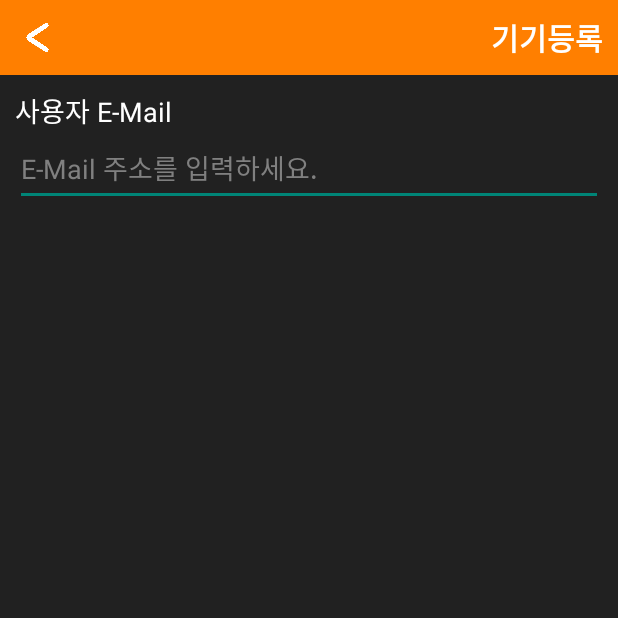
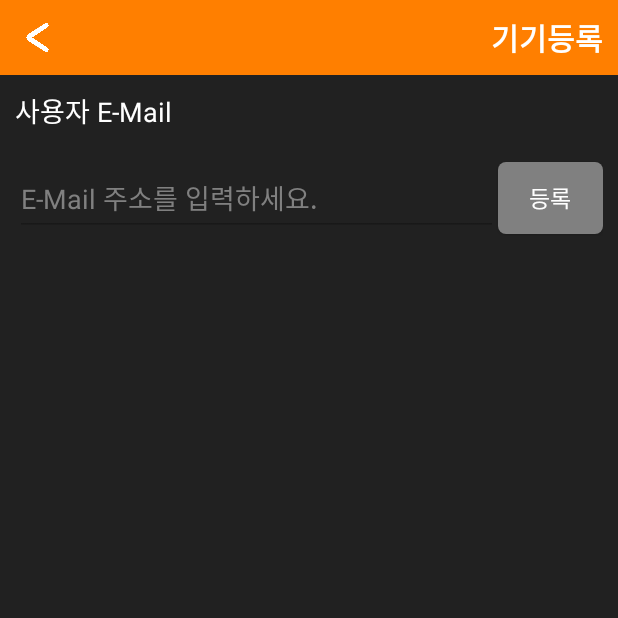
Before and after one commit to kkr970/SSS, an Android app: the RegisterActivity screen opened directly, with no data from a screen before it, on a phone screen of 412 x 824 dp, the top half of it. Run offline under Robolectric (Android 15) with nearby library versions, the phone set to English and light mode, and no system bars.

Commit message:
EmailDesign

```diff
--- a/app/src/main/java/com/example/sss/RegisterActivity.java
+++ b/app/src/main/java/com/example/sss/RegisterActivity.java
@@ -5,16 +5,22 @@ import androidx.appcompat.app.AppCompatActivity;
 import android.os.Bundle;
 import android.view.View;
 import android.widget.Button;
+import android.widget.EditText;
 import android.widget.ImageButton;
 
 public class RegisterActivity extends AppCompatActivity {
 
     private ImageButton backBtn;
+    private EditText userEmail;
+    private Button submitBtn;
 
     @Override
     protected void onCreate(Bundle savedInstanceState) {
         super.onCreate(savedInstanceState);
         setContentView(R.layout.activity_register);
+
+        //사용자 이메일 칸
+        userEmail = (EditText)findViewById(R.id.userEmail);
 
         backBtn = (ImageButton)findViewById(R.id.backBtn);
         backBtn.setOnClickListener(new View.OnClickListener() {
@@ -23,5 +29,24 @@ public class RegisterActivity extends AppCompatActivity {
                 RegisterActivity.super.onBackPressed();
             }
         });
+
+        //이메일 등록 버튼
+        submitBtn = (Button)findViewById(R.id.submitBtn);
+        submitBtn.setOnClickListener(new View.OnClickListener() {
+            @Override
+            public void onClick(View v) {
+                //등록 버튼 이벤트
+                if(submitBtn.getText() == "등록"){
+                    submitBtn.setText("수정");
+                    submitBtn.setBackgroundResource(R.drawable.submit_btn_on);
+                    userEmail.setEnabled(true);
+                } else {
+                    submitBtn.setText("등록");
+                    submitBtn.setBackgroundResource(R.drawable.submit_btn);
+                    userEmail.setEnabled(false);
+                }
+            }
+        });
+
     }
 }
--- /dev/null
+++ b/app/src/main/res/drawable/submit_btn.xml
@@ -0,0 +1,8 @@
+<?xml version="1.0" encoding="utf-8"?>
+<shape xmlns:android="http://schemas.android.com/apk/res/android"
+    android:shape="rectangle">
+    <solid
+        android:color="#808080" />
+    <corners
+        android:radius="5dp"/>
+</shape>
--- /dev/null
+++ b/app/src/main/res/drawable/submit_btn_on.xml
@@ -0,0 +1,9 @@
+<?xml version="1.0" encoding="utf-8"?>
+<shape xmlns:android="http://schemas.android.com/apk/res/android"
+    android:shape="rectangle">
+
+    <solid
+        android:color="#ff7f00"/>
+    <corners
+        android:radius="5dp"/>
+</shape>
--- a/app/src/main/res/layout/activity_register.xml
+++ b/app/src/main/res/layout/activity_register.xml
@@ -37,24 +37,39 @@
         android:layout_width="match_parent"
         android:layout_height="match_parent"
         android:orientation="vertical">
+        <TextView
+            android:layout_width="wrap_content"
+            android:layout_height="wrap_content"
+            android:text="사용자 E-Mail"
+            android:textSize="18dp"
+            android:textColor="@color/white"
+            android:layout_margin="10dp"/>
         <LinearLayout
             android:layout_width="match_parent"
             android:layout_height="wrap_content"
-            android:orientation="vertical"
-            android:padding="10dp">
-            <TextView
-                android:layout_width="wrap_content"
-                android:layout_height="wrap_content"
-                android:text="사용자 E-Mail"
-                android:textSize="18dp"
-                android:textColor="@color/white" />
+            android:orientation="horizontal"
+            android:padding="10dp"
+            android:weightSum="10">
             <EditText
                 android:layout_width="match_parent"
                 android:layout_height="50dp"
                 android:hint="E-Mail 주소를 입력하세요."
                 android:textColorHint="#808080"
+                android:textColor="@color/white"
                 android:inputType="textEmailAddress"
-                android:id="@+id/userEmail"/>
+                android:id="@+id/userEmail"
+                android:layout_weight="8"
+                android:enabled="false"/>
+            <Button
+                android:layout_width="wrap_content"
+                android:layout_height="wrap_content"
+                android:background="@drawable/submit_btn"
+                android:text="등록"
+                android:layout_gravity="center"
+                android:textColor="@color/white"
+                android:textSize="15dp"
+                android:id="@+id/submitBtn"
+                android:layout_weight="2"/>
         </LinearLayout>
     </LinearLayout>
 </LinearLayout>
```
